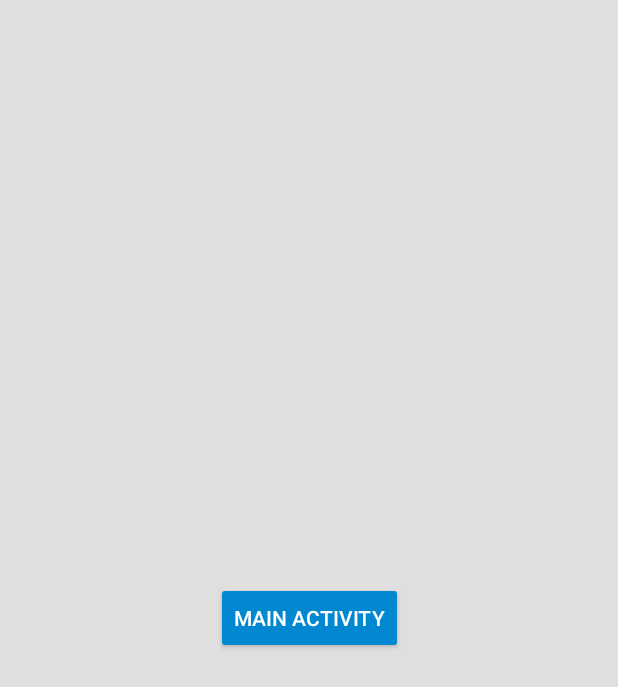
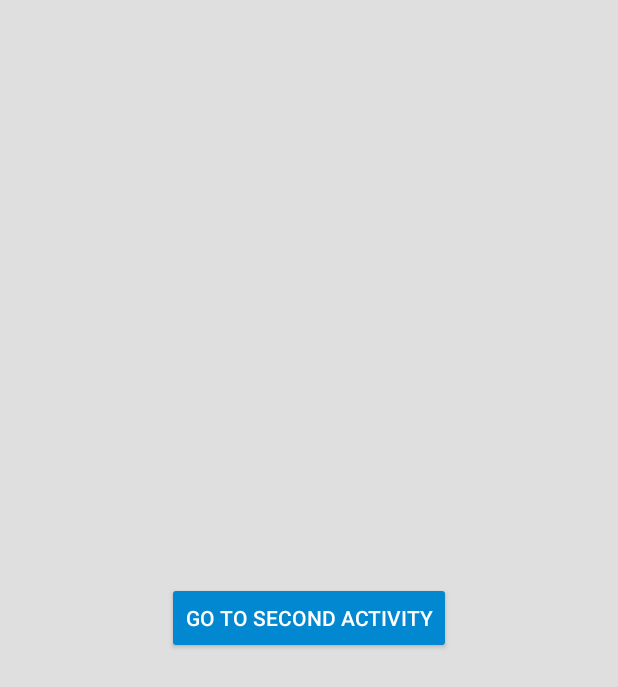
Before and after one commit to gayanvoice/android-layout-transitions-kotlin, an Android app: the screen it shows after launch (MainActivity), on a phone screen of 412 x 824 dp. Shown: the top 687 px of the screen. Run offline under Robolectric (Android 15) with nearby library versions, the phone set to English and light mode, and no system bars.

Commit message:
Update App

```diff
--- a/app/src/main/res/values/strings.xml
+++ b/app/src/main/res/values/strings.xml
@@ -1,8 +1,8 @@
 <resources>
     <string name="app_name">demo</string>
 
-    <string name="main_activity">Main Activity</string>
-    <string name="load_activity">Load Activity</string>
+    <string name="main_activity">Go to Second Activity</string>
+    <string name="load_activity">Go back to main Activity</string>
 
     <string name="fade_in">Fade In</string>
     <string name="fade_inup">Fade In Up</string>
```
